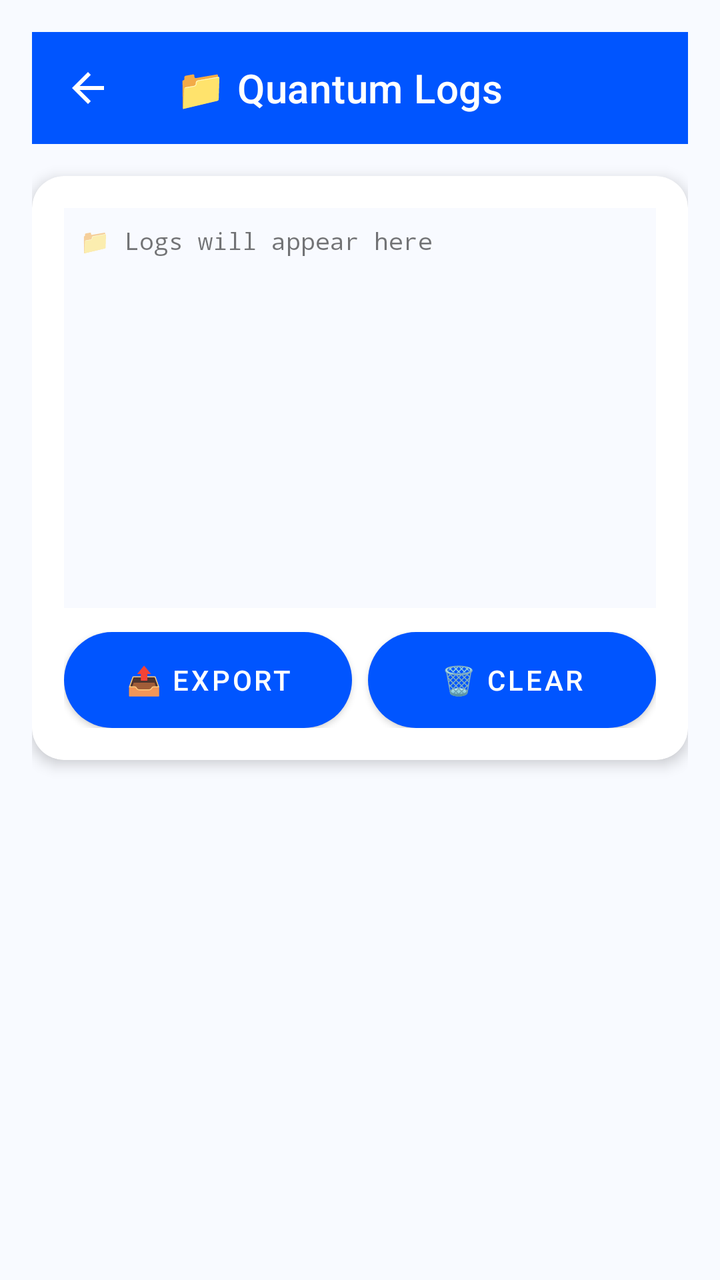
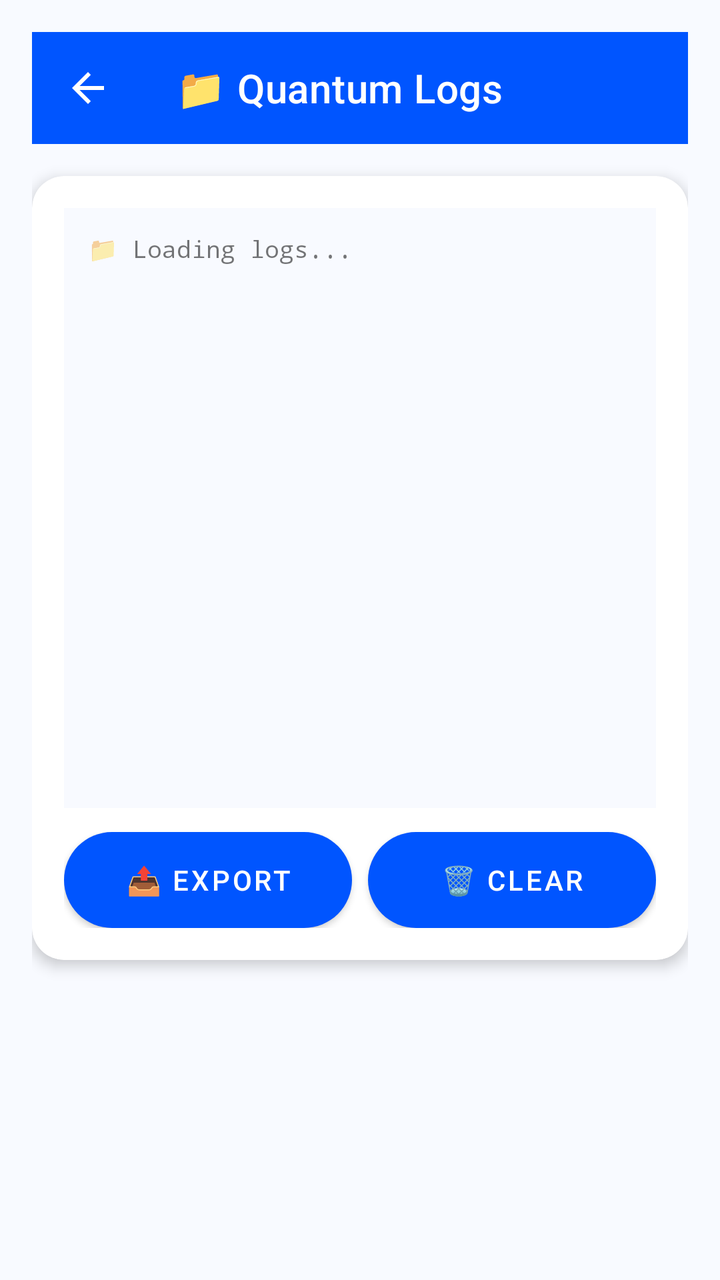

The first picture is an Android layout as it rendered before a commit; the second is the same layout after the commit. The layout source and the unified diff follow.
<!-- AndroidManifest.xml: activity theme Theme.COFCGuard -->
<!-- res/layout/activity_logs.xml -->
<?xml version="1.0" encoding="utf-8"?>
<LinearLayout xmlns:android="http://schemas.android.com/apk/res/android"
    xmlns:app="http://schemas.android.com/apk/res-auto"
    android:layout_width="match_parent"
    android:layout_height="match_parent"
    android:orientation="vertical"
    android:background="#F8FAFF"
    android:padding="16dp">

    <com.google.android.material.appbar.MaterialToolbar
        android:layout_width="match_parent"
        android:layout_height="?attr/actionBarSize"
        android:background="#0055FF"
        android:theme="@style/ThemeOverlay.AppCompat.Dark.ActionBar"
        app:title="📁 Quantum Logs"
        app:navigationIcon="@drawable/ic_back" />

    <com.google.android.material.card.MaterialCardView
        android:layout_width="match_parent"
        android:layout_height="wrap_content"
        app:cardCornerRadius="16dp"
        app:cardElevation="4dp"
        app:cardBackgroundColor="#FFFFFF"
        android:layout_marginTop="16dp">

        <LinearLayout
            android:layout_width="match_parent"
            android:layout_height="wrap_content"
            android:orientation="vertical"
            android:padding="16dp">

            <TextView
                android:id="@+id/logsTextView"
                android:layout_width="match_parent"
                android:layout_height="wrap_content"
                android:text="📁 Logs will appear here"
                android:fontFamily="monospace"
                android:textSize="12sp"
                android:minHeight="200dp"
                android:background="#F8FAFF"
                android:padding="8dp" />

            <LinearLayout
                android:layout_width="match_parent"
                android:layout_height="wrap_content"
                android:orientation="horizontal"
                android:layout_marginTop="12dp">

                <Button
                    android:id="@+id/exportButton"
                    android:layout_width="0dp"
                    android:layout_height="wrap_content"
                    android:layout_weight="1"
                    android:text="📤 Export"
                    style="@style/Widget.COFCGuard.Button"
                    android:layout_marginEnd="8dp" />

                <Button
                    android:id="@+id/clearButton"
                    android:layout_width="0dp"
                    android:layout_height="wrap_content"
                    android:layout_weight="1"
                    android:text="🗑️ Clear"
                    style="@style/Widget.COFCGuard.Button"
                    android:backgroundTint="#CC3300" />

            </LinearLayout>

        </LinearLayout>
    </com.google.android.material.card.MaterialCardView>

</LinearLayout>
<!-- resources referenced by this layout -->
<resources>
  <!-- drawable ic_back (drawable) -->
  <?xml version="1.0" encoding="utf-8"?>
  <vector xmlns:android="http://schemas.android.com/apk/res/android"
      android:width="24dp"
      android:height="24dp"
      android:viewportWidth="24"
      android:viewportHeight="24">
      <path
          android:fillColor="#FFFFFF"
          android:pathData="M20,11H7.83l5.59,-5.59L12,4l-8,8 8,8 1.41,-1.41L7.83,13H20v-2z"/>
  </vector>
  <style name="Widget.COFCGuard.Button" parent="Widget.MaterialComponents.Button">
          <item name="android:background">@drawable/button_primary</item>
          <item name="android:textColor">#FFFFFF</item>
          <item name="android:textSize">14sp</item>
          <item name="android:paddingStart">24dp</item>
          <item name="android:paddingEnd">24dp</item>
          <item name="android:paddingTop">12dp</item>
          <item name="android:paddingBottom">12dp</item>
          <item name="cornerRadius">100dp</item>
          <item name="elevation">2dp</item>
      </style>
  <style name="Theme.COFCGuard" parent="Theme.MaterialComponents.DayNight.NoActionBar">
          <item name="colorPrimary">#0055FF</item>
          <item name="colorPrimaryVariant">#003DCC</item>
          <item name="colorOnPrimary">#FFFFFF</item>
          <item name="colorSecondary">#00AA44</item>
          <item name="colorSecondaryVariant">#008833</item>
          <item name="colorOnSecondary">#FFFFFF</item>
          <item name="android:windowBackground">#FFFFFF</item>
          <item name="android:statusBarColor">#0055FF</item>
          <item name="android:windowLightStatusBar">false</item>
          <item name="android:navigationBarColor">#FFFFFF</item>
          <item name="android:windowLightNavigationBar">true</item>
          <item name="materialButtonStyle">@style/Widget.COFCGuard.Button</item>
      </style>
  <!-- drawable button_primary (drawable) -->
  <?xml version="1.0" encoding="utf-8"?>
  <selector xmlns:android="http://schemas.android.com/apk/res/android">
      <item android:state_enabled="true" android:state_pressed="false">
          <shape android:shape="rectangle">
              <gradient android:startColor="@color/primary" android:endColor="@color/primary_dark" android:angle="0" />
              <corners android:radius="100dp" />
              <solid android:color="@color/primary" />
          </shape>
      </item>
      <item android:state_enabled="true" android:state_pressed="true">
          <shape android:shape="rectangle">
              <gradient android:startColor="@color/primary_dark" android:endColor="@color/primary" android:angle="0" />
              <corners android:radius="100dp" />
              <solid android:color="@color/primary_dark" />
          </shape>
      </item>
      <item android:state_enabled="false">
          <shape android:shape="rectangle">
              <solid android:color="@color/text_tertiary" />
              <corners android:radius="100dp" />
          </shape>
      </item>
  </selector>
  <color name="primary">#0055FF</color>
  <color name="primary_dark">#003DCC</color>
  <color name="text_tertiary">#888888</color>
</resources>

<!-- the commit's change to res/layout/activity_logs.xml (unified diff, before → after) -->
@@ -13,7 +13,8 @@
         android:background="#0055FF"
         android:theme="@style/ThemeOverlay.AppCompat.Dark.ActionBar"
         app:title="📁 Quantum Logs"
-        app:navigationIcon="@drawable/ic_back" />
+        app:navigationIcon="@drawable/ic_back"
+        android:navigationOnClick="{ finish() }" />
 
     <com.google.android.material.card.MaterialCardView
         android:layout_width="match_parent"
@@ -33,12 +34,14 @@
                 android:id="@+id/logsTextView"
                 android:layout_width="match_parent"
                 android:layout_height="wrap_content"
-                android:text="📁 Logs will appear here"
+                android:text="📁 Loading logs..."
                 android:fontFamily="monospace"
                 android:textSize="12sp"
-                android:minHeight="200dp"
+                android:minHeight="300dp"
                 android:background="#F8FAFF"
-                android:padding="8dp" />
+                android:padding="12dp"
+                android:scrollbars="vertical"
+                android:maxLines="20" />
 
             <LinearLayout
                 android:layout_width="match_parent"
